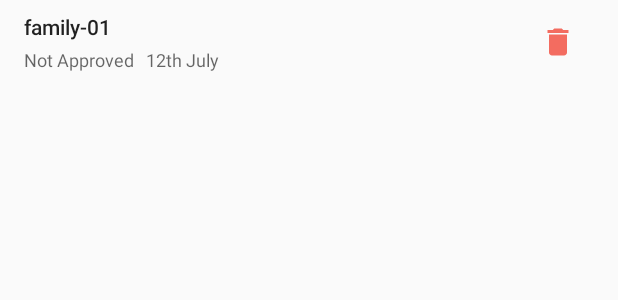
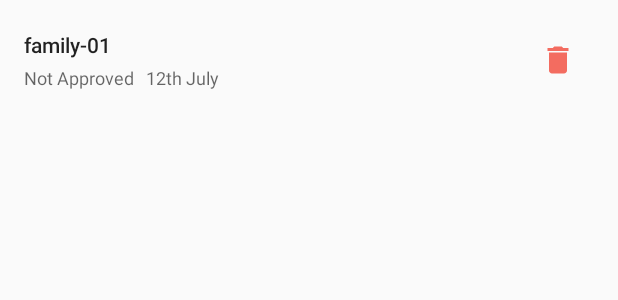
Before and after one commit to zVolt/familyfinance-android, an Android app: the layout listitem_requests.xml on its own in the app's theme, with its tools: preview values and no code run, on a phone screen of 412 x 824 dp. Shown: the top 300 px of the screen. Run offline under Robolectric (Android 15) with nearby library versions, the phone set to English and light mode, and no system bars.

Commit message:
refacto: request item click to change family and show main activity when preference changed

```diff
--- a/app/src/main/java/io/github/zkhan93/familyfinance/adapters/RequestListAdapter.java
+++ b/app/src/main/java/io/github/zkhan93/familyfinance/adapters/RequestListAdapter.java
@@ -195,9 +195,4 @@ public class RequestListAdapter extends RecyclerView.Adapter<RequestVH> implemen
         //trigger event so that the listener deletes it from firebase
         EventBus.getDefault().post(new DeleteRequestEvent(familyId.trim()));
     }
-
-    @Override
-    public void checkRequest(String familyId) {
-
-    }
 }
--- a/app/src/main/res/layout/listitem_requests.xml
+++ b/app/src/main/res/layout/listitem_requests.xml
@@ -3,17 +3,18 @@
               xmlns:tools="http://schemas.android.com/tools"
               android:layout_width="match_parent"
               android:layout_height="wrap_content"
-              android:layout_marginBottom="4dp"
-              android:layout_marginEnd="16dp"
-              android:layout_marginStart="16dp"
-              android:layout_marginTop="4dp"
+              android:background="?selectableItemBackground"
+              android:clickable="true"
               android:gravity="center_vertical"
+              android:minHeight="72dp"
               android:orientation="horizontal"
-              android:padding="0dp">
+              android:paddingStart="16dp"
+              android:paddingEnd="16dp"
+              android:paddingTop="8dp">
 
     <LinearLayout
         android:layout_width="0dp"
-        android:layout_height="match_parent"
+        android:layout_height="wrap_content"
         android:layout_weight="1"
         android:gravity="center"
         android:orientation="vertical">
```
Also changed, not shown: app/src/main/java/io/github/zkhan93/familyfinance/SelectFamilyActivity.java (+35 -8 lines), app/src/main/java/io/github/zkhan93/familyfinance/events/FamilySetEvent.java (added, +19 -0 lines), app/src/main/java/io/github/zkhan93/familyfinance/viewholders/RequestVH.java (+15 -26 lines).
